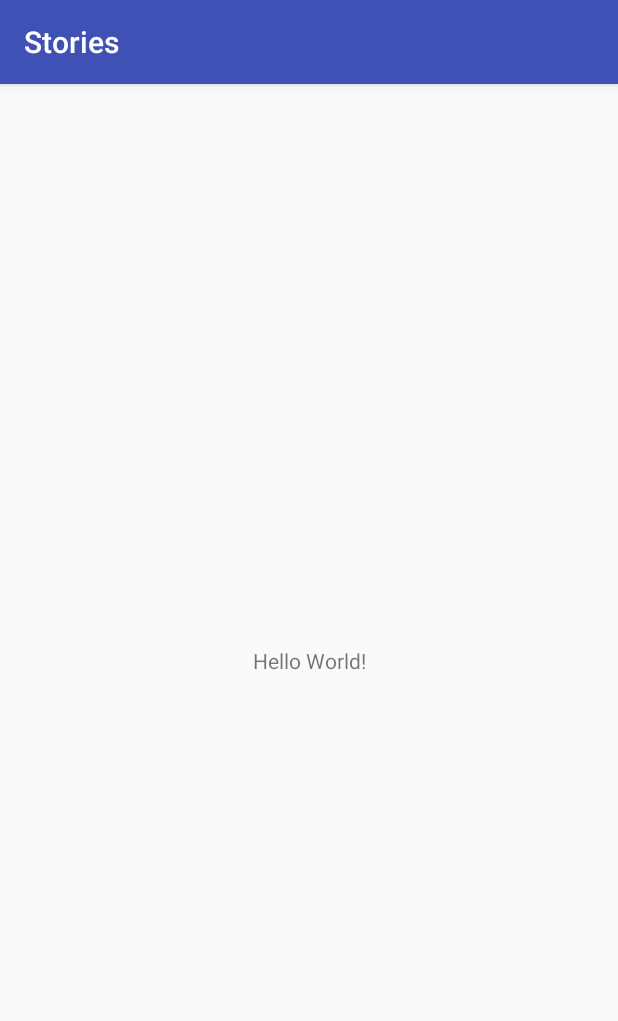
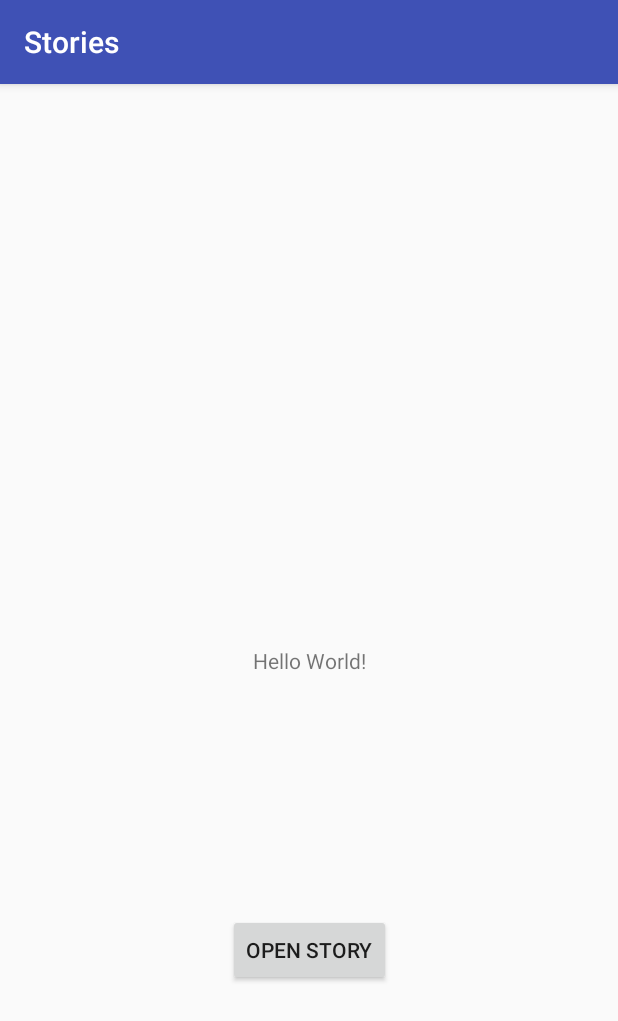
Before and after one commit to eadm/StoriesKit, an Android app: the screen it shows after launch (MainActivity), on a phone screen of 412 x 824 dp. Shown: the top 1021 px of the screen. Run offline under Robolectric (Android 15) with nearby library versions, the phone set to English and light mode, and no system bars.

Commit message:
fix deps

```diff
--- a/app/build.gradle
+++ b/app/build.gradle
@@ -7,7 +7,7 @@ android {
     buildToolsVersion versions.buildTools
 
     defaultConfig {
-        applicationId "ru.nobird.android.stories"
+        applicationId "ru.nobird.android.stories.sample"
         minSdkVersion versions.minSdk
         targetSdkVersion versions.targetSdk
         versionCode versions.code
--- a/app/src/main/AndroidManifest.xml
+++ b/app/src/main/AndroidManifest.xml
@@ -1,6 +1,6 @@
 <?xml version="1.0" encoding="utf-8"?>
 <manifest xmlns:android="http://schemas.android.com/apk/res/android"
-    package="ru.nobird.android.stories">
+    package="ru.nobird.android.stories.sample">
 
     <application
         android:allowBackup="true"
@@ -12,10 +12,11 @@
         <activity android:name=".MainActivity">
             <intent-filter>
                 <action android:name="android.intent.action.MAIN" />
-
                 <category android:name="android.intent.category.LAUNCHER" />
             </intent-filter>
         </activity>
+
+        <activity android:name=".StoriesActivity" />
     </application>
 
 </manifest>
--- a/app/src/main/res/layout/activity_main.xml
+++ b/app/src/main/res/layout/activity_main.xml
@@ -5,9 +5,10 @@
     xmlns:tools="http://schemas.android.com/tools"
     android:layout_width="match_parent"
     android:layout_height="match_parent"
-    tools:context=".MainActivity">
+    tools:context=".sample.MainActivity">
 
     <TextView
+        android:id="@+id/textView"
         android:layout_width="wrap_content"
         android:layout_height="wrap_content"
         android:text="Hello World!"
@@ -16,4 +17,19 @@
         app:layout_constraintRight_toRightOf="parent"
         app:layout_constraintTop_toTopOf="parent" />
 
+    <Button
+        android:id="@+id/actionButton"
+        android:layout_width="wrap_content"
+        android:layout_height="wrap_content"
+        android:layout_marginBottom="8dp"
+        android:layout_marginEnd="8dp"
+        android:layout_marginLeft="8dp"
+        android:layout_marginRight="8dp"
+        android:layout_marginStart="8dp"
+        android:text="Open story"
+        app:layout_constraintBottom_toBottomOf="parent"
+        app:layout_constraintEnd_toEndOf="parent"
+        app:layout_constraintStart_toStartOf="parent"
+        app:layout_constraintTop_toBottomOf="@+id/textView" />
+
 </android.support.constraint.ConstraintLayout>
--- a/library/build.gradle
+++ b/library/build.gradle
@@ -1,4 +1,5 @@
 apply plugin: 'com.android.library'
+apply plugin: 'kotlin-android'
 
 android {
     compileSdkVersion versions.compileSdk
@@ -26,4 +27,6 @@ dependencies {
     implementation libraries.kotlin
     implementation libraries.appCompat
     implementation libraries.viewPager
+
+    implementation fileTree(dir: 'libs', include: ['*.jar'])
 }
--- a/library/src/main/res/layout/activity_stories.xml
+++ b/library/src/main/res/layout/activity_stories.xml
@@ -1,6 +1,7 @@
 <?xml version="1.0" encoding="utf-8"?>
-<androidx.viewpager.widget.ViewPager
+<ru.nobird.android.stories.ui.custom.StoryViewPager
     xmlns:android="http://schemas.android.com/apk/res/android"
     android:id="@+id/storiesPager"
     android:layout_width="match_parent"
-    android:layout_height="match_parent" />
+    android:layout_height="match_parent"
+    android:background="#000000" />
```
Also changed, not shown: app/src/main/java/ru/nobird/android/stories/sample/MainActivity.kt (renamed from app/src/main/java/ru/nobird/android/stories/MainActivity.kt, +7 -2 lines), app/src/main/java/ru/nobird/android/stories/sample/StoriesActivity.kt (added, +11 -0 lines), library/src/main/java/ru/nobird/android/stories/ui/activity/StoriesActivityBase.kt (renamed from library/src/main/java/ru/nobird/android/stories/ui/activity/StoriesActivity.kt, +5 -3 lines), library/src/main/java/ru/nobird/android/stories/ui/custom/StoryViewPager.kt (renamed from library/src/main/java/ru/nobird/android/stories/ui/custom/StoriesViewPager.kt, +1 -1 lines).
